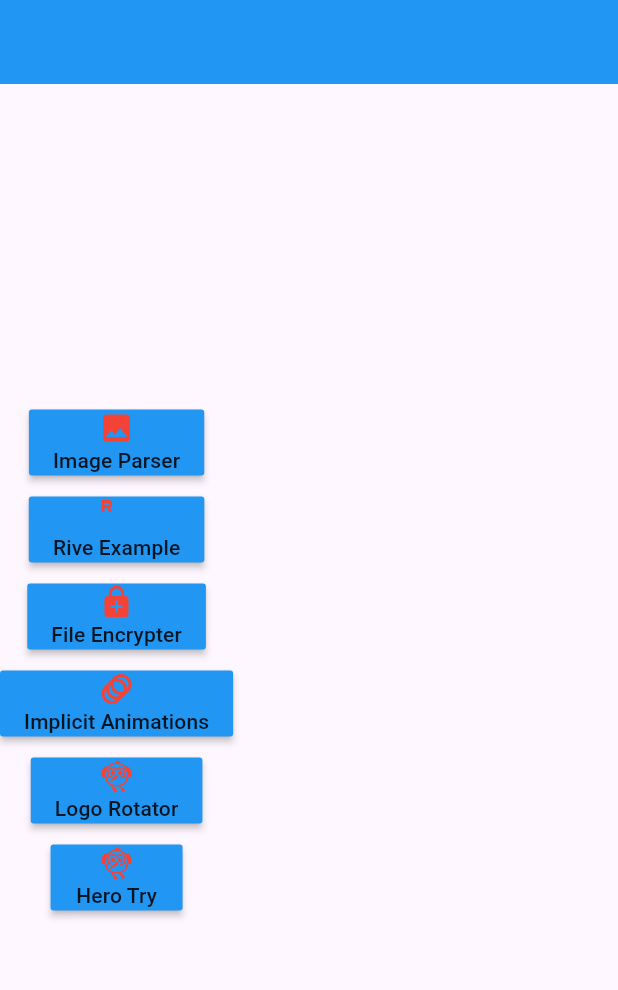
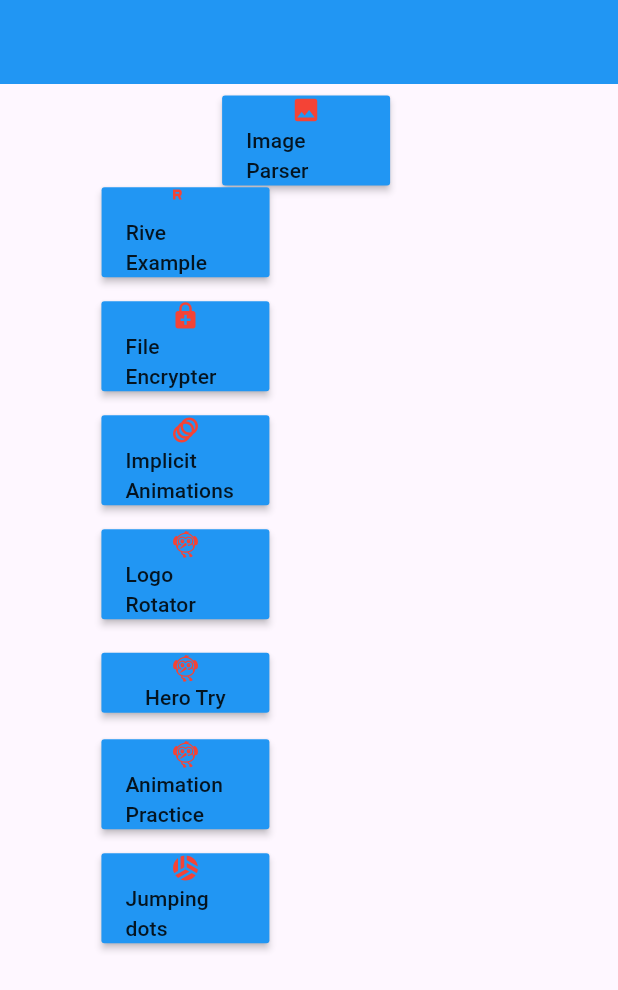
Before and after one commit to Prashant-Bista/Isolates_Mini_Projects, a Flutter app: the screen it shows after launch, on a phone screen of 412 x 824 dp. Shown: the top 990 px of the screen. Run offline on Flutter 3.47's test engine with Material 3 defaults, Android fonts, the phone set to English and light mode, and no system bars; our stand-ins replace file_picker, get, go_router, rive; missing offline and left inert: encrypt.

Commit message:
animation exercises completed

```diff
--- a/lib/animation_library/animation_library_view.dart
+++ b/lib/animation_library/animation_library_view.dart
@@ -67,7 +67,7 @@ class LogoRotator extends StatelessWidget {
     );
   }
 }
-
+ @immutable
 class Logo extends AnimatedWidget {
   Animation<double> controller;
   Logo({required this.controller}) : super(listenable: controller);
--- a/lib/hero_try/hero_RouteA.dart
+++ b/lib/hero_try/hero_RouteA.dart
@@ -1,4 +1,5 @@
 import 'package:flutter/material.dart';
+import 'package:learning_isolates/hero_try/hero_routeB.dart';
 import 'package:learning_isolates/routes/routes.dart';
 
 class RouteA extends StatelessWidget {
@@ -11,7 +12,7 @@ return Scaffold( appBar:AppBar(title: Text("RouteA"),),body:  Hero(
     tag: 'FlutterLogo',
     child: InkWell(
         onTap: (){
-          routeController.routeToHeroTryRouteB();
+          Navigator.of(context).pushNamed("/heroB");
         },
         child: FlutterLogo(size: 20,)),
 ),)  ;
--- /dev/null
+++ b/lib/home/home_page_controller.dart
@@ -0,0 +1,83 @@
+import 'package:flutter/animation.dart';
+import 'package:flutter/material.dart';
+import 'dart:math' as math;
+import 'package:get/get.dart';
+import 'package:learning_isolates/home/hotel_page_model.dart';
+
+import '../routes/routes.dart';
+
+class HomePageController extends GetxController
+    with SingleGetTickerProviderMixin {
+  late AnimationController controller;
+   RxList<CurvedAnimation> curvedController= <CurvedAnimation>[].obs;
+  RxList<Animation<Offset>> slideTween = <Animation<Offset>>[].obs;
+  List<HomePageModel> homePageData = [
+    HomePageModel(
+      routeController: routeController.routeToImageParser,
+      iconData: Icons.image,
+      name: "Image Parser",
+    ),
+    HomePageModel(
+      routeController: routeController.routeToRiveExample,
+      iconData: Icons.r_mobiledata,
+      name: "Rive Example",
+    ),
+    HomePageModel(
+      routeController: routeController.routeToFileEncrypter,
+      iconData: Icons.enhanced_encryption,
+      name: "File Encrypter",
+    ),
+    HomePageModel(
+      routeController: routeController.routeToImplicitAnimations,
+      iconData: Icons.animation,
+      name: "Implicit Animations",
+    ),
+    HomePageModel(
+      routeController: routeController.routeToFlutterLogoRotator,
+      iconData: Icons.flutter_dash,
+      name: "Logo Rotator",
+    ),
+    HomePageModel(
+      routeController: routeController.routeToHeroTryRouteA,
+      iconData: Icons.flutter_dash,
+      name: "Hero Try",
+    ),
+    HomePageModel(
+      routeController: routeController.routeToAnimatonPractice,
+      iconData: Icons.flutter_dash,
+      name: "Animation Practice",
+    ),
+    HomePageModel(
+      routeController: routeController.routeToJumpingDots,
+      iconData: Icons.sports_volleyball,
+      name: "Jumping dots",
+    )
+
+  ];
+
+  @override
+  onInit() {
+    super.onInit();
+    setValues();
+  }
+
+  @override
+  void onClose() {
+    controller.dispose();
+    super.onClose();
+  }
+
+  setValues() {
+    controller = AnimationController(
+      vsync: this,
+      duration: const Duration(seconds: 2),
+    )..repeat(reverse: true);
+    curvedController.value = List.generate(homePageData.length, (index){
+      final start = index*0.1;
+      final end = start+0.3;
+     return CurvedAnimation(parent: controller, curve: Interval(start,end,curve: Curves.easeOut));
+    });
+    slideTween.value = List.generate(homePageData.length, (index)=>Tween<Offset>(begin:Offset(-0.2, -0.2),end:Offset(0.2, 0.2)).animate(curvedController[index]));
+    refresh();
+  }
+}
--- a/lib/home/home_page_view.dart
+++ b/lib/home/home_page_view.dart
@@ -1,57 +1,53 @@
 import 'package:flutter/material.dart';
+import 'package:get/get.dart';
+import 'package:learning_isolates/home/home_page_controller.dart';
 import 'package:learning_isolates/routes/routes.dart';
 
 class HomePageView extends StatelessWidget {
-  const HomePageView({super.key});
-
+  HomePageView({super.key});
+  HomePageController controller = Get.put(HomePageController());
   @override
   Widget build(BuildContext context) {
-    return  Scaffold(
-      appBar: AppBar(
-        backgroundColor: Colors.blue,
-      ),
-      body: Column(
-        spacing: 10,
-        crossAxisAlignment: CrossAxisAlignment.center,
-        mainAxisAlignment: MainAxisAlignment.center,
-        children: [
-          MaterialButton(color:Colors.blue,onPressed:(){
-            routeController.routeToImageParser();
-          },child: Column(
-            children: [Icon(Icons.image,color: Colors.red,),Text("Image Parser")],
-          ),),
+    return Scaffold(
+      appBar: AppBar(backgroundColor: Colors.blue),
+      body: AnimatedBuilder(
+        animation: controller.controller,
+        builder:
+            (context, child) => ListView.builder(
+              itemCount: controller.homePageData.length,
+              itemBuilder: (context, index) {
+                return AnimatedBuilder(
+                  animation: controller.curvedController[index],
+                  builder: (context, child) {
+                    return SlideTransition(
+                      position: controller.slideTween[index],
+                      child: child,
+                    );
+                  },
 
-          MaterialButton(color:Colors.blue,onPressed:(){
-            routeController.routeToRiveExample();
-          },child: Column(
-            children: [Icon(Icons.r_mobiledata,color: Colors.red,),Text("Rive Example")],
-          ),),
-          MaterialButton(color:Colors.blue,onPressed:(){
-            routeController.routeToFileEncrypter();
-          },child: Column(
-            children: [Icon(Icons.enhanced_encryption,color: Colors.red,),Text("File Encrypter")],
-          ),),
-          MaterialButton(color:Colors.blue,onPressed:(){
-            routeController.routeToImplicitAnimations();
-          },child: Column(
-            children: [Icon(Icons.animation,color: Colors.red,),Text("Implicit Animations")],
-          ),),
-          MaterialButton(color:Colors.blue,onPressed:(){
-            routeController.routeToFlutterLogoRotator();
-          },child: Column(
-            children: [Icon(Icons.flutter_dash,color: Colors.red,),Text("Logo Rotator")],
-          ),),
-          MaterialButton(color:Colors.blue,onPressed:(){
-            Navigator.of(context).pushNamed("/hero");
-            // routeController.routeToHeroTryRouteA();
-          },child: Column(
-            children: [Icon(Icons.flutter_dash,color: Colors.red,),Text("Hero Try")],
-          ),)
-
-
-
-
-        ],
+                  child: Padding(
+                    padding: const EdgeInsets.symmetric(vertical: 8.0,horizontal: 150),
+                    child: MaterialButton(
+                      height: 30,
+                      color: Colors.blue,
+                      onPressed: () {
+                        controller.homePageData[index].routeController();
+                      },
+                      child: Column(
+                        children: [
+                          Icon(
+                            controller.homePageData[index].iconData,
+                            size: 20,
+                            color: Colors.red,
+                          ),
+                          Text(controller.homePageData[index].name),
+                        ],
+                      ),
+                    ),
+                  ),
+                );
+              },
+            ),
       ),
     );
   }
--- /dev/null
+++ b/lib/home/hotel_page_model.dart
@@ -0,0 +1,9 @@
+import 'package:flutter/cupertino.dart';
+
+class HomePageModel{
+  Function routeController;
+  IconData iconData;
+  String name;
+  HomePageModel({required this.routeController,required this.iconData,required this.name,});
+
+}
--- a/lib/main.dart
+++ b/lib/main.dart
@@ -14,15 +14,15 @@ class MyApp extends StatelessWidget {
   // This widget is the root of your application.
   @override
   Widget build(BuildContext context) {
-    return GetMaterialApp(
-      initialRoute: "/",
-      onGenerateRoute: (settings)=>RouteGenerator.generateRoutes(settings),
+    // return GetMaterialApp(
+    //   initialRoute: "/",
+    //   onGenerateRoute: (settings)=>RouteGenerator.generateRoutes(settings),
+    // );
+    return GetMaterialApp.router(
+      routeInformationParser: router.routeInformationParser,
+      routeInformationProvider: router.routeInformationProvider,
+      routerDelegate: router.routerDelegate,
+      backButtonDispatcher: router.backButtonDispatcher,
     );
-    // return GetMaterialApp.router(
-    //   routeInformationParser: router.routeInformationParser,
-    //   routeInformationProvider: router.routeInformationProvider,
-    //   routerDelegate: router.routerDelegate,
-    //   backButtonDispatcher: router.backButtonDispatcher,
-    // );
   }
 }
--- a/lib/routes/animated_routes.dart
+++ b/lib/routes/animated_routes.dart
@@ -2,6 +2,7 @@ import 'package:flutter/cupertino.dart';
 import 'package:learning_isolates/home/home_page_view.dart';
 
 import '../hero_try/hero_RouteA.dart';
+import '../hero_try/hero_routeB.dart';
 
 class RouteGenerator {
   static Route<dynamic>? generateRoutes(RouteSettings settings) {
@@ -10,6 +11,9 @@ class RouteGenerator {
     }
     if (settings.name == "/hero") {
       return SlidingPageRouteBuilder(navigateTo: RouteA());
+    }
+    if (settings.name == "/heroB") {
+      return SlidingPageRouteBuilder(navigateTo: RouteB());
     }
   }
 }
--- a/lib/routes/route_constants.dart
+++ b/lib/routes/route_constants.dart
@@ -7,6 +7,9 @@ static const routeImplicitAnimations= "/route-implicit-animations";
 static const routeFlutterLogoRotator = "/route-flutter-logo-rotator";
 static const routeFlutterHeroTryRouteA = "/route-flutter-hero-try-RouteA";
   static const routeFlutterHeroTryRouteB = "/route-flutter-hero-try-RouteB";
+  static const routeAnimationPractice = "/route-animation-practice";
+  static const routeJumpingDots = "/route-jumping-dots";
+
 
 
 }
```
Also changed, not shown: lib/animation_practice/animation_practice_controller.dart (added, +54 -0 lines), lib/animation_practice/animation_practice_view.dart (added, +48 -0 lines), lib/jumping_dots/jumping_dots_controller.dart (added, +42 -0 lines), lib/jumping_dots/jumping_dots_view.dart (added, +30 -0 lines), lib/routes/route_controller.dart (+21 -0 lines), lib/routes/routes.dart (+10 -1 lines).
